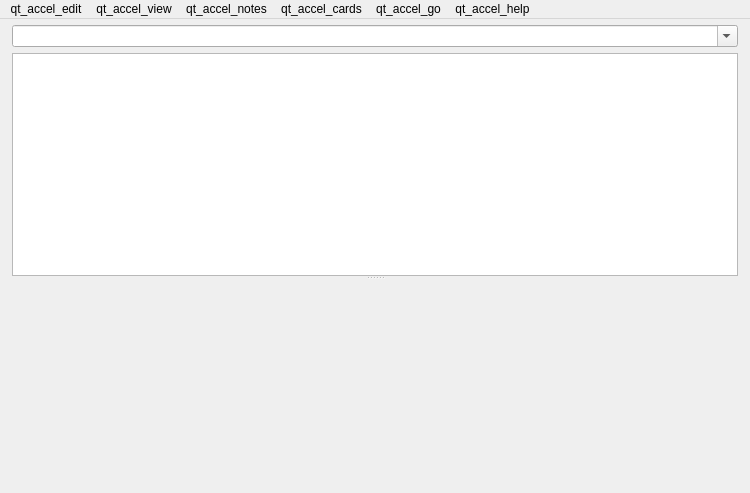
This is qt/aqt/forms/browser.ui in ankitects/anki as Qt 5 draws it before an edit. The edited form follows.
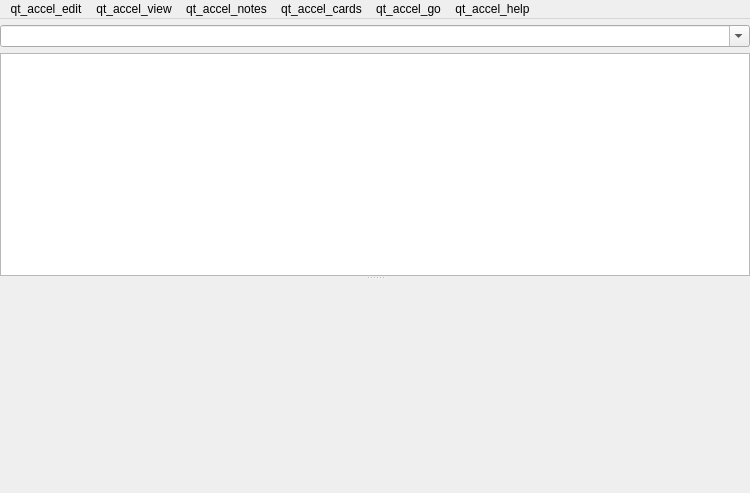
This is the edited form. Icons and pictures are not drawn.

Commit message: Use mdi icon for Qt drag handles and adjust padding in browser.ui

```diff
--- a/qt/aqt/forms/browser.ui
+++ b/qt/aqt/forms/browser.ui
@@ -26,13 +26,13 @@
      <number>12</number>
     </property>
     <property name="leftMargin">
-     <number>12</number>
+     <number>0</number>
     </property>
     <property name="topMargin">
      <number>6</number>
     </property>
     <property name="rightMargin">
-     <number>12</number>
+     <number>0</number>
     </property>
     <property name="bottomMargin">
      <number>12</number>
```
The commit also changes 2 other files.
